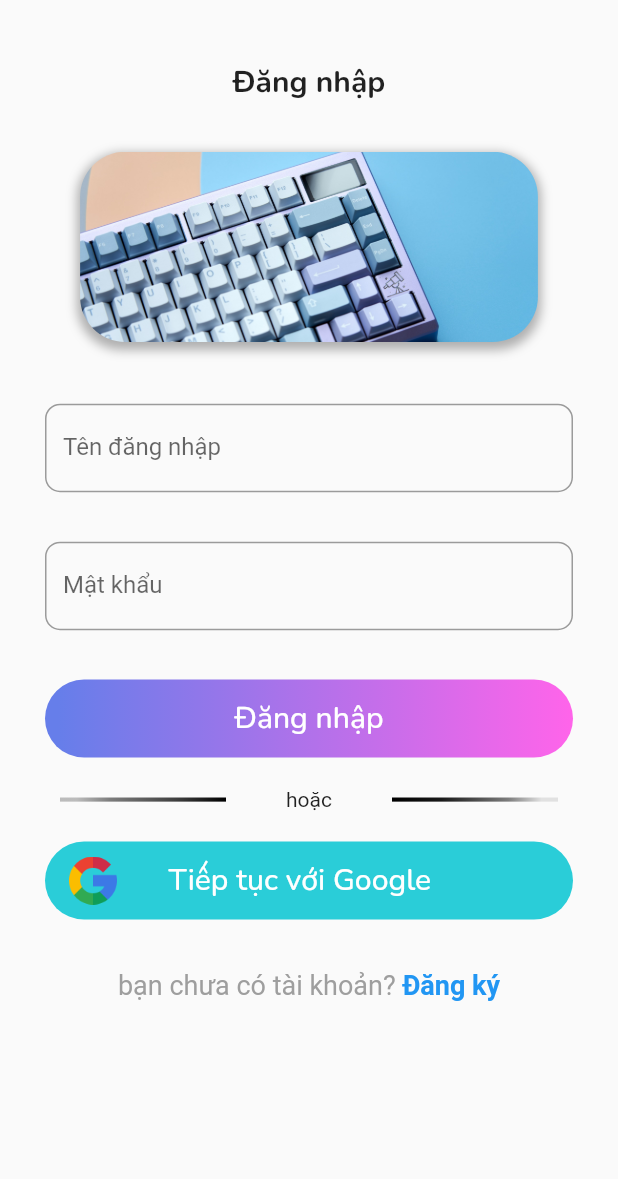
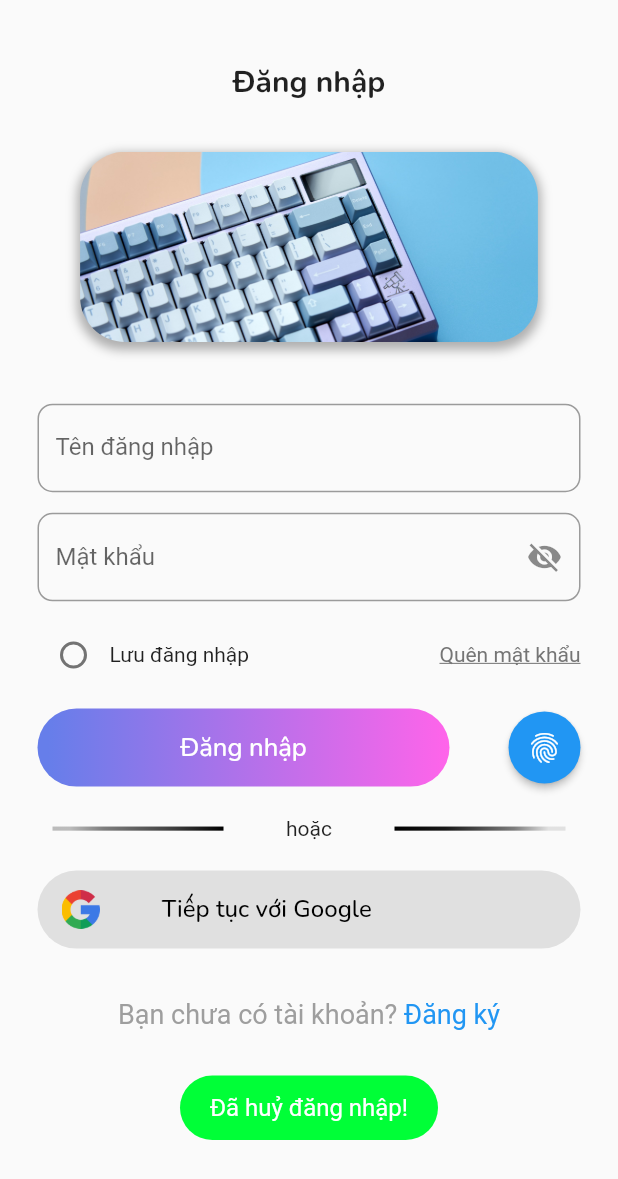
Before and after one commit to MineKnight2711/LapTrinhMobile, a Flutter app: the screen it shows after launch, after a tap on "Tiếp tục với Google", on a phone screen of 412 x 824 dp. Shown: the top 1179 px of the screen. Run offline on Flutter 3.47's test engine with Material 2 defaults, Android fonts, the light colour scheme and no system bars; our stand-ins replace cloud_firestore, firebase_auth, firebase_core, fluttertoast, get, google_fonts and 1 more; accounts and stored records are empty; network calls fail.

Commit message:
signin with google

```diff
--- a/lib/base_url_api.dart
+++ b/lib/base_url_api.dart
@@ -1,6 +1,7 @@
 class ApiUrl {
   //ip khi ở trường - 10.10.116.60
-  static const baseUrl = 'http://10.10.116.60:6969/test-api';
+  //ip LAN nhà - 192.168.1.44
+  static const baseUrl = 'http://192.168.1.44:6969/test-api';
 
   static const apiGetAllAccount = '${baseUrl}accounts/all';
 
--- a/lib/controller/login_controller.dart
+++ b/lib/controller/login_controller.dart
@@ -1,7 +1,87 @@
+import 'package:cloud_firestore/cloud_firestore.dart';
+import 'package:firebase_auth/firebase_auth.dart';
 import 'package:flutter/material.dart';
-import 'package:get/get_state_manager/get_state_manager.dart';
+import 'package:fluttertoast/fluttertoast.dart';
+import 'package:get/get.dart';
+import 'package:google_sign_in/google_sign_in.dart';
+import 'package:keyboard_mobile_app/model/account_model.dart';
+import 'package:keyboard_mobile_app/transition_animation/screen_transition.dart';
+import '../api/account_api.dart';
+import '../widgets/custom_widgets/message.dart';
 
 class LoginController extends GetxController {
   TextEditingController usernameController = TextEditingController();
   TextEditingController passwordController = TextEditingController();
+  final accountApi = Get.find<AccountApi>();
+  Future<String?> signInWithGoogle() async {
+    GoogleSignInAccount? googleUser =
+        await GoogleSignIn().signIn().onError((error, stackTrace) {
+      CustomErrorMessage.showMessage('$error');
+      return null;
+    });
+    if (googleUser == null) {
+      return 'CancelSignIn';
+    }
+
+    GoogleSignInAuthentication? googleAuth = await googleUser.authentication;
+    AuthCredential credential = GoogleAuthProvider.credential(
+        accessToken: googleAuth.accessToken, idToken: googleAuth.idToken);
+    UserCredential userCredential =
+        await FirebaseAuth.instance.signInWithCredential(credential);
+    var newUserId = userCredential.user?.uid;
+
+    FirebaseFirestore firebaseFirestore = FirebaseFirestore.instance;
+    AccountModel account = AccountModel();
+    account.id = newUserId;
+    account.email = userCredential.user?.email;
+    account.fullName = userCredential.user?.displayName;
+    account.accountType = "Customer";
+    return await firebaseFirestore
+        .collection("users")
+        .doc(userCredential.user?.uid)
+        .get()
+        .then((value) async {
+      if (!value.exists) {
+        //Upload hình mặc định
+
+        // userModel.Avatar = await uploadAvatar(newUserId ?? "");
+        // firebaseFirestore
+        //     .collection("user")
+        //     .doc(newUserId)
+        //     .set(account.toMap());
+        // print(account.toMap());
+        await accountApi.register(account);
+        // preferences.setString('email', userCredential.user!.email.toString());
+
+        return 'SigninSuccess';
+        // await getCurrentUser();
+        // await convertToUserModel();
+      } else {
+        // preferences.setString('email', userCredential.user!.email.toString());
+        Fluttertoast.showToast(msg: "Đăng nhập thành công ");
+        return 'LoginSuccess';
+        // zoominTransition(context, AppHomeScreen());
+        // await getCurrentUser();
+        // await convertToUserModel();
+      }
+    });
+  }
+
+  // Future<String?> facebookSignIn() async {
+  //   try {
+  //     final LoginResult result = await FacebookAuth.instance.login();
+  //     if (result.status == LoginStatus.success) {
+  //       final AuthCredential credential =
+  //           FacebookAuthProvider.credential(result.accessToken!.token);
+  //       await FirebaseAuth.instance.signInWithCredential(credential);
+
+  //       return 'Đăng nhập thành công';
+  //     } else if (result.status == LoginStatus.failed) {
+  //       return 'Đăng nhập thất bại';
+  //     }
+  //   } catch (e) {
+  //     print('Có lỗi xảy ra: $e');
+  //   }
+  //   return null;
+  // }
 }
--- a/lib/main.dart
+++ b/lib/main.dart
@@ -1,11 +1,14 @@
 import 'package:firebase_core/firebase_core.dart';
 import 'package:flutter/material.dart';
+import 'package:get/get.dart';
+import 'package:keyboard_mobile_app/screens/login_signup/login_screen.dart';
 
-import 'package:keyboard_mobile_app/screens/login_screen.dart';
+import 'api/account_api.dart';
 
 void main() async {
   WidgetsFlutterBinding.ensureInitialized();
   await Firebase.initializeApp();
+  Get.put(AccountApi());
   runApp(
     MaterialApp(
       initialRoute: 'login_screen',
--- a/lib/screens/login_screen.dart
+++ b/lib/screens/login_signup/login_screen.dart
@@ -1,26 +1,29 @@
+import 'package:firebase_auth/firebase_auth.dart';
 import 'package:flutter/gestures.dart';
 import 'package:flutter/material.dart';
 import 'package:get/get.dart';
 import 'package:google_fonts/google_fonts.dart';
 import 'package:keyboard_mobile_app/api/account_api.dart';
 import 'package:keyboard_mobile_app/controller/login_controller.dart';
-import 'package:keyboard_mobile_app/screens/register_screen.dart';
+import 'package:keyboard_mobile_app/screens/login_signup/register_screen.dart';
 import 'package:keyboard_mobile_app/transition_animation/screen_transition.dart';
 import 'package:keyboard_mobile_app/widgets/custom_widgets/centered_text_with_linebar.dart';
 import 'package:keyboard_mobile_app/widgets/custom_widgets/custom_button.dart';
 import 'package:keyboard_mobile_app/widgets/custom_widgets/custom_input.dart';
+import 'package:keyboard_mobile_app/widgets/custom_widgets/message.dart';
 
 class LoginScreen extends StatelessWidget {
   LoginScreen({super.key});
+
   final loginController = Get.put(LoginController());
-  final accountApi = Get.put(AccountApi());
+
   @override
   Widget build(BuildContext context) {
     final size = MediaQuery.of(context).size;
     return Scaffold(
       body: SingleChildScrollView(
         child: Container(
-          padding: const EdgeInsets.symmetric(horizontal: 30),
+          padding: const EdgeInsets.symmetric(horizontal: 25),
           width: size.width,
           height: size.height,
           child: Column(
@@ -62,17 +65,61 @@ class LoginScreen extends StatelessWidget {
                 hintText: 'Nhập tên đăng nhập...',
               ),
               SizedBox(
-                height: size.height / 25,
+                height: size.height / 60,
               ),
-              CustomInputTextField(
-                controller: loginController.usernameController,
+              CustomPasswordTextfield(
+                controller: loginController.passwordController,
                 labelText: 'Mật khẩu',
                 hintText: 'Nhập mật khẩu...',
               ),
               SizedBox(
-                height: size.height / 25,
+                height: size.height / 70,
               ),
-              StyledGradienButton(onPressed: () {}, buttonText: 'Đăng nhập'),
+              Row(
+                children: [
+                  Row(
+                    children: [
+                      Radio(
+                        value: false,
+                        onChanged: (value) {},
+                        groupValue: null,
+                      ),
+                      Text(
+                        'Lưu đăng nhập',
+                        style: GoogleFonts.roboto(
+                          fontSize: 14,
+                        ),
+                      )
+                    ],
+                  ),
+                  const Spacer(),
+                  Text(
+                    'Quên mật khẩu',
+                    style: GoogleFonts.roboto(
+                      fontSize: 14,
+                      color: Colors.grey[600],
+                      decoration: TextDecoration.underline,
+                    ),
+                  ),
+                ],
+              ),
+              SizedBox(
+                height: size.height / 70,
+              ),
+              Row(
+                children: [
+                  SizedBox(
+                    width: size.width / 1.5,
+                    child: StyledGradienButton(
+                        onPressed: () {}, buttonText: 'Đăng nhập'),
+                  ),
+                  const Spacer(),
+                  CircleIconButton(
+                    icon: Icons.fingerprint,
+                    onPressed: () {},
+                  )
+                ],
+              ),
               Container(
                 padding: const EdgeInsets.symmetric(vertical: 10),
                 child: const CenteredTextWithLineBars(
@@ -80,8 +127,19 @@ class LoginScreen extends StatelessWidget {
                   textFlex: 1,
                 ),
               ),
-              LoginWithGoogleButton(
-                  onPressed: () {},
+              LoginWithSocialButton(
+                  onPressed: () async {
+                    final result = await loginController.signInWithGoogle();
+                    if (result == 'SigninSuccess') {
+                      CustomSuccessMessage.showMessage('Đăng ký thành công!');
+                    } else if (result == 'LoginSuccess') {
+                      CustomSuccessMessage.showMessage('Đăng nhập thành công!');
+                    } else if (result == 'CancelSignIn') {
+                      CustomSuccessMessage.showMessage('Đã huỷ đăng nhập!');
+                    } else {
+                      CustomErrorMessage.showMessage('Đăng nhập thất bại!');
+                    }
+                  },
                   buttonText: 'Tiếp tục với Google',
                   buttonIconAssets: 'assets/icons/google.png'),
               SizedBox(
@@ -89,13 +147,12 @@ class LoginScreen extends StatelessWidget {
               ),
               RichText(
                 text: TextSpan(
-                  text: 'bạn chưa có tài khoản? ',
+                  text: 'Bạn chưa có tài khoản? ',
                   style: GoogleFonts.roboto(fontSize: 18, color: Colors.grey),
                   children: [
                     TextSpan(
                       text: 'Đăng ký',
                       style: const TextStyle(
-                        fontWeight: FontWeight.bold,
                         color: Colors.blue,
                       ),
                       recognizer: TapGestureRecognizer()
@@ -105,7 +162,7 @@ class LoginScreen extends StatelessWidget {
                     ),
                   ],
                 ),
-              )
+              ),
             ],
           ),
         ),
--- a/lib/screens/register_screen.dart
+++ b/lib/screens/login_signup/register_screen.dart
@@ -1,11 +1,9 @@
 import 'package:flutter/material.dart';
 import 'package:get/get.dart';
-import 'package:keyboard_mobile_app/api/account_api.dart';
 import 'package:keyboard_mobile_app/controller/register_controller.dart';
 import 'package:keyboard_mobile_app/widgets/custom_widgets/custom_appbar.dart';
 import 'package:keyboard_mobile_app/widgets/custom_widgets/custom_button.dart';
-
-import '../widgets/custom_widgets/custom_input.dart';
+import '../../widgets/custom_widgets/custom_input.dart';
 
 class RegisterScreen extends StatelessWidget {
   RegisterScreen({super.key});
@@ -59,7 +57,7 @@ class RegisterScreen extends StatelessWidget {
             SizedBox(height: size.height / 25),
             StyledGradienButton(
                 onPressed: () {
-                  registerController.register();
+                  registerController.signUp();
                 },
                 buttonText: 'Đăng ký')
           ]),
--- a/lib/widgets/custom_widgets/custom_button.dart
+++ b/lib/widgets/custom_widgets/custom_button.dart
@@ -35,7 +35,7 @@ class StyledGradienButton extends StatelessWidget {
         onPressed: onPressed,
         child: Text(
           buttonText,
-          style: GoogleFonts.nunito(fontSize: 20),
+          style: GoogleFonts.nunito(fontSize: 17),
           textAlign: TextAlign.center,
         ),
       ),
@@ -43,11 +43,11 @@ class StyledGradienButton extends StatelessWidget {
   }
 }
 
-class LoginWithGoogleButton extends StatelessWidget {
+class LoginWithSocialButton extends StatelessWidget {
   final VoidCallback onPressed;
   final String buttonText;
   final String? buttonIconAssets;
-  const LoginWithGoogleButton({
+  const LoginWithSocialButton({
     Key? key,
     required this.onPressed,
     required this.buttonText,
@@ -61,8 +61,7 @@ class LoginWithGoogleButton extends StatelessWidget {
       width: double.infinity,
       height: 52,
       decoration: BoxDecoration(
-          borderRadius: BorderRadius.circular(30.0),
-          color: Color.fromARGB(255, 42, 205, 216)),
+          borderRadius: BorderRadius.circular(30.0), color: Colors.grey[300]),
       child: ElevatedButton(
         style: ElevatedButton.styleFrom(
           backgroundColor: Colors.transparent,
@@ -78,16 +77,16 @@ class LoginWithGoogleButton extends StatelessWidget {
                     alignment: Alignment.centerLeft,
                     child: Image.asset(
                       buttonIconAssets!,
-                      scale: 2,
+                      scale: 2.5,
                     ),
                   )
                 : const SizedBox.shrink(),
             SizedBox(
-              width: size.width / 12,
+              width: size.width / 10,
             ),
             Text(
               buttonText,
-              style: GoogleFonts.nunito(fontSize: 20),
+              style: GoogleFonts.nunito(fontSize: 16, color: Colors.black),
               textAlign: TextAlign.center,
             ),
           ],
@@ -96,3 +95,45 @@ class LoginWithGoogleButton extends StatelessWidget {
     );
   }
 }
+
+class CircleIconButton extends StatelessWidget {
+  final IconData icon;
+  final VoidCallback onPressed;
+  final Color iconColor;
+  final Color bgColor;
+  final double iconSize;
+  final double buttonSize;
+
+  const CircleIconButton({
+    super.key,
+    required this.icon,
+    required this.onPressed,
+    this.iconColor = Colors.white,
+    this.bgColor = Colors.blue,
+    this.iconSize = 24.0,
+    this.buttonSize = 48.0,
+  });
+
+  @override
+  Widget build(BuildContext context) {
+    return SizedBox(
+      width: buttonSize,
+      height: buttonSize,
+      child: ElevatedButton(
+        onPressed: onPressed,
+        style: TextButton.styleFrom(
+          padding: EdgeInsets.zero,
+          shape: RoundedRectangleBorder(
+            borderRadius: BorderRadius.circular(buttonSize / 2),
+          ),
+          backgroundColor: bgColor,
+        ),
+        child: Icon(
+          icon,
+          color: iconColor,
+          size: iconSize,
+        ),
+      ),
+    );
+  }
+}
```
Also changed, not shown: lib/api/account_api.dart (+10 -2 lines), lib/controller/register_controller.dart (+59 -6 lines), lib/model/account_model.dart (+16 -0 lines), lib/screens/login_signup/homescreen/homescreen.dart (added, +12 -0 lines), lib/widgets/custom_widgets/message.dart (added, +94 -0 lines), assets/icons/facebook.png (added), pubspec.lock.
